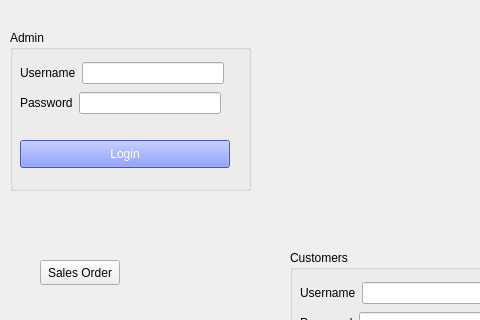
Before: the Qt Designer form login.ui in Aromakc/Retailhub, drawn with Qt 5; both pictures show x 0 to 480 and y 0 to 320 of the 632 by 600 pixel window.
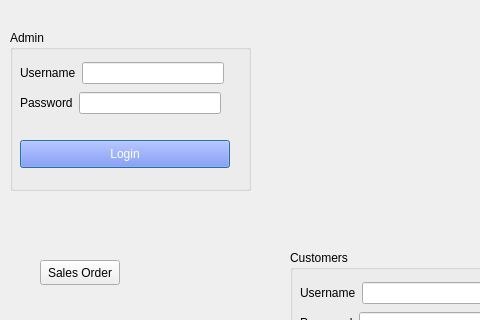
After: the same form once the commit is applied.

The edit to the form file:
```diff
--- a/login.ui
+++ b/login.ui
@@ -57,6 +57,15 @@
      <property name="text">
       <string>Login</string>
      </property>
+     <property name="checkable">
+      <bool>true</bool>
+     </property>
+     <property name="autoDefault">
+      <bool>true</bool>
+     </property>
+     <property name="default">
+      <bool>true</bool>
+     </property>
     </widget>
     <widget class="QWidget" name="layoutWidget">
      <property name="geometry">
```
Left out of the diff: 6 changed lines with no effect on the pictures.
